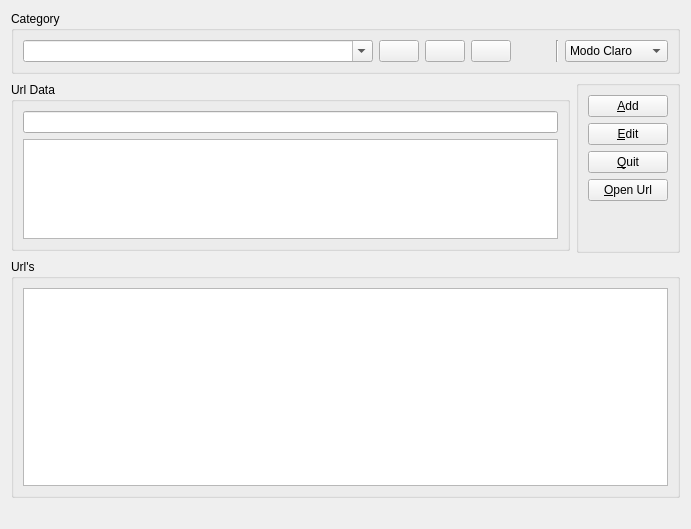
Above: widget.ui from lincolningaroca/xxxApp before the change. Below: the same form after it.
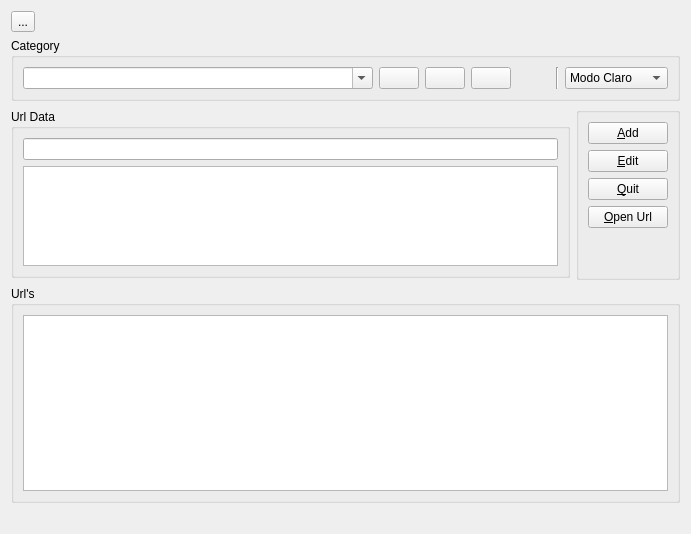
That is the form after the change. Icons and pictures are not drawn.

The edit to the form file:
```diff
--- a/widget.ui
+++ b/widget.ui
@@ -7,13 +7,68 @@
     <x>0</x>
     <y>0</y>
     <width>691</width>
-    <height>529</height>
+    <height>534</height>
    </rect>
   </property>
   <property name="windowTitle">
    <string>Widget</string>
   </property>
   <layout class="QVBoxLayout" name="verticalLayout_4">
+   <item>
+    <widget class="QFrame" name="frame">
+     <property name="frameShape">
+      <enum>QFrame::NoFrame</enum>
+     </property>
+     <property name="frameShadow">
+      <enum>QFrame::Raised</enum>
+     </property>
+     <layout class="QHBoxLayout" name="horizontalLayout_4">
+      <property name="leftMargin">
+       <number>0</number>
+      </property>
+      <property name="topMargin">
+       <number>0</number>
+      </property>
+      <property name="rightMargin">
+       <number>0</number>
+      </property>
+      <property name="bottomMargin">
+       <number>0</number>
+      </property>
+      <item>
+       <layout class="QHBoxLayout" name="horizontalLayout_3">
+        <item>
+         <widget class="QToolButton" name="btnLogIn">
+          <property name="toolTip">
+           <string>Iniciar sesión</string>
+          </property>
+          <property name="text">
+           <string>...</string>
+          </property>
+          <property name="icon">
+           <iconset resource="rsc.qrc">
+            <normaloff>:/img/login.png</normaloff>:/img/login.png</iconset>
+          </property>
+         </widget>
+        </item>
+        <item>
+         <spacer name="horizontalSpacer_2">
+          <property name="orientation">
+           <enum>Qt::Horizontal</enum>
+          </property>
+          <property name="sizeHint" stdset="0">
+           <size>
+            <width>40</width>
+            <height>20</height>
+           </size>
+          </property>
+         </spacer>
+        </item>
+       </layout>
+      </item>
+     </layout>
+    </widget>
+   </item>
    <item>
     <widget class="QGroupBox" name="groupBox_3">
      <property name="title">
```
